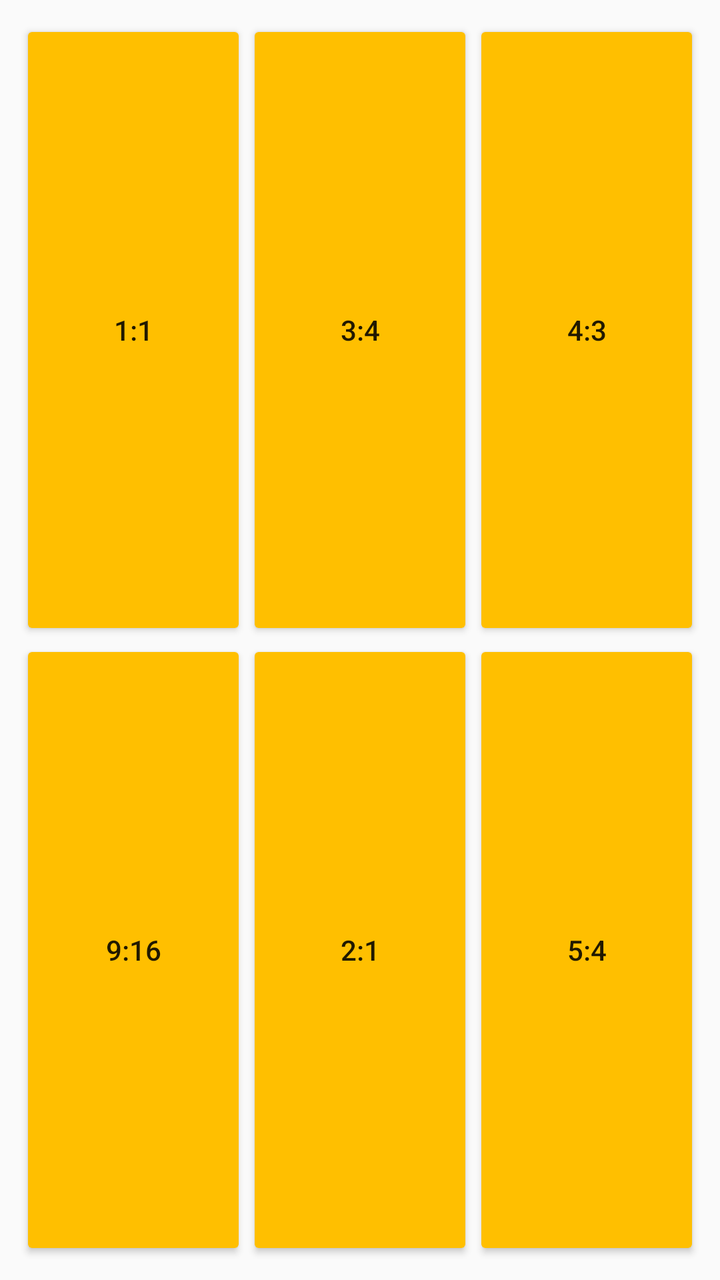
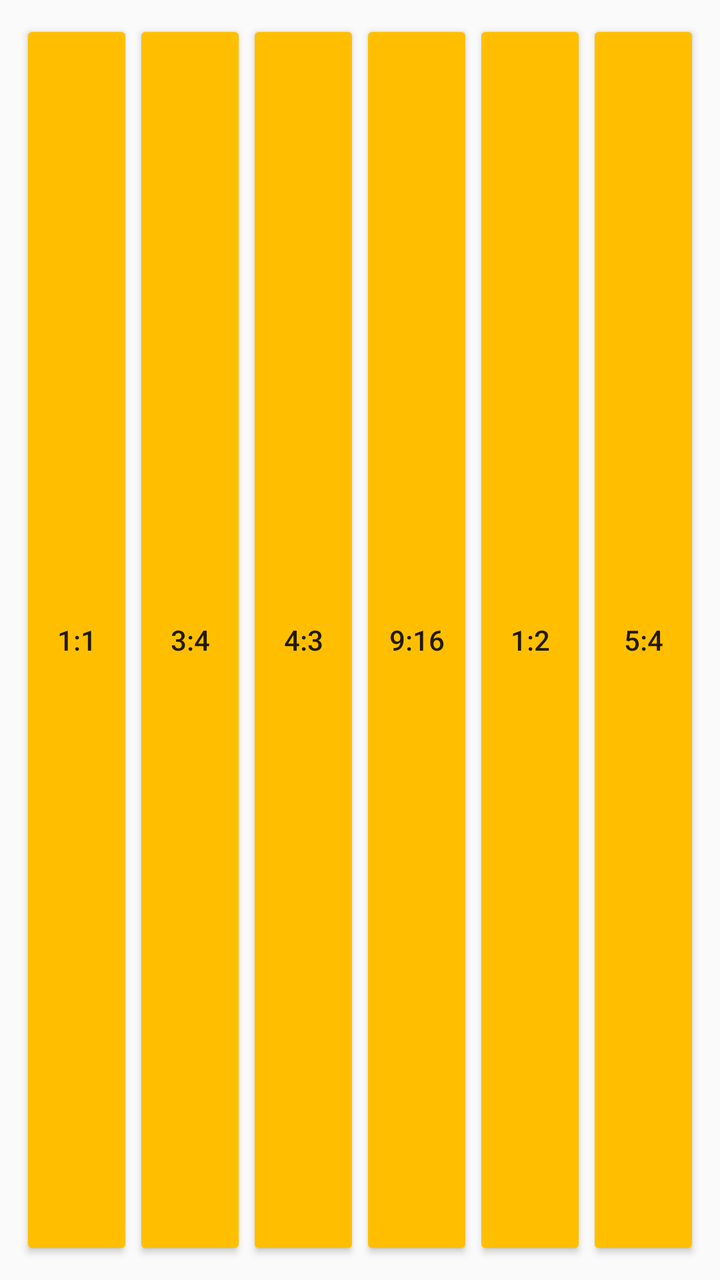

Before-and-after screenshots of an Android layout around one commit, followed by the original layout XML and the change that was made.
<!-- AndroidManifest.xml: application theme AppTheme -->
<!-- res/layout/fragment_ratio.xml -->
<?xml version="1.0" encoding="utf-8"?>
<androidx.constraintlayout.widget.ConstraintLayout xmlns:android="http://schemas.android.com/apk/res/android"
    xmlns:tools="http://schemas.android.com/tools"
    android:layout_width="match_parent"
    android:layout_height="@dimen/create_background_fragment_height"
    tools:context=".CreateBackgroundActivity">

    <GridLayout
        android:id="@+id/_ratioGrid"
        android:layout_width="match_parent"
        android:layout_height="match_parent"
        android:layout_margin="10dp"
        android:columnCount="3"
        android:rowCount="2">

        <Button
            android:layout_width="0dp"
            android:layout_height="wrap_content"
            android:layout_rowWeight="1"
            android:layout_columnWeight="1"
            android:layout_gravity="fill"
            android:backgroundTint="@color/colorAccent"
            android:onClick="onRatioClick"
            android:text="1:1" />

        <Button
            android:layout_width="0dp"
            android:layout_height="wrap_content"
            android:layout_rowWeight="1"
            android:layout_columnWeight="1"
            android:layout_gravity="fill"
            android:backgroundTint="@color/colorAccent"
            android:onClick="onRatioClick"
            android:text="3:4" />

        <Button
            android:layout_width="0dp"
            android:layout_height="wrap_content"
            android:layout_rowWeight="1"
            android:layout_columnWeight="1"
            android:layout_gravity="fill"
            android:backgroundTint="@color/colorAccent"
            android:onClick="onRatioClick"
            android:text="4:3" />

        <Button
            android:layout_width="0dp"
            android:layout_height="wrap_content"
            android:layout_rowWeight="1"
            android:layout_columnWeight="1"
            android:layout_gravity="fill"
            android:backgroundTint="@color/colorAccent"
            android:onClick="onRatioClick"
            android:text="9:16" />

        <Button
            android:layout_width="0dp"
            android:layout_height="wrap_content"
            android:layout_rowWeight="1"
            android:layout_columnWeight="1"
            android:layout_gravity="fill"
            android:backgroundTint="@color/colorAccent"
            android:onClick="onRatioClick"
            android:text="2:1" />

        <Button
            android:layout_width="0dp"
            android:layout_height="wrap_content"
            android:layout_rowWeight="1"
            android:layout_columnWeight="1"
            android:layout_gravity="fill"
            android:backgroundTint="@color/colorAccent"
            android:onClick="onRatioClick"
            android:text="5:4" />

    </GridLayout>

</androidx.constraintlayout.widget.ConstraintLayout>
<!-- resources referenced by this layout -->
<resources>
  <color name="colorAccent">#FFBF00</color>
  <dimen name="create_background_fragment_height">155dp</dimen>
  <style name="AppTheme" parent="Theme.AppCompat.Light.NoActionBar">
          <item name="colorPrimary">@color/colorPrimary</item>
          <item name="colorPrimaryDark">@color/colorPrimaryDark</item>
          <item name="colorAccent">@color/colorAccent</item>
          <item name="android:layoutDirection">ltr</item>
      </style>
  <color name="colorPrimary">#FFFF</color>
  <color name="colorPrimaryDark">#CCCC</color>
</resources>

<!-- the commit's change to res/layout/fragment_ratio.xml (unified diff, before → after) -->
@@ -10,7 +10,7 @@
         android:layout_width="match_parent"
         android:layout_height="match_parent"
         android:layout_margin="10dp"
-        android:columnCount="3"
+        android:columnCount="6"
         android:rowCount="2">
 
         <Button
@@ -61,7 +61,7 @@
             android:layout_gravity="fill"
             android:backgroundTint="@color/colorAccent"
             android:onClick="onRatioClick"
-            android:text="2:1" />
+            android:text="1:2" />
 
         <Button
             android:layout_width="0dp"
<!-- resource entries referenced after the edit -->
@@ -1,7 +1,7 @@
 <!-- resources referenced by this layout -->
 <resources>
   <color name="colorAccent">#FFBF00</color>
-  <dimen name="create_background_fragment_height">155dp</dimen>
+  <dimen name="create_background_fragment_height">80dp</dimen>
   <style name="AppTheme" parent="Theme.AppCompat.Light.NoActionBar">
           <item name="colorPrimary">@color/colorPrimary</item>
           <item name="colorPrimaryDark">@color/colorPrimaryDark</item>
